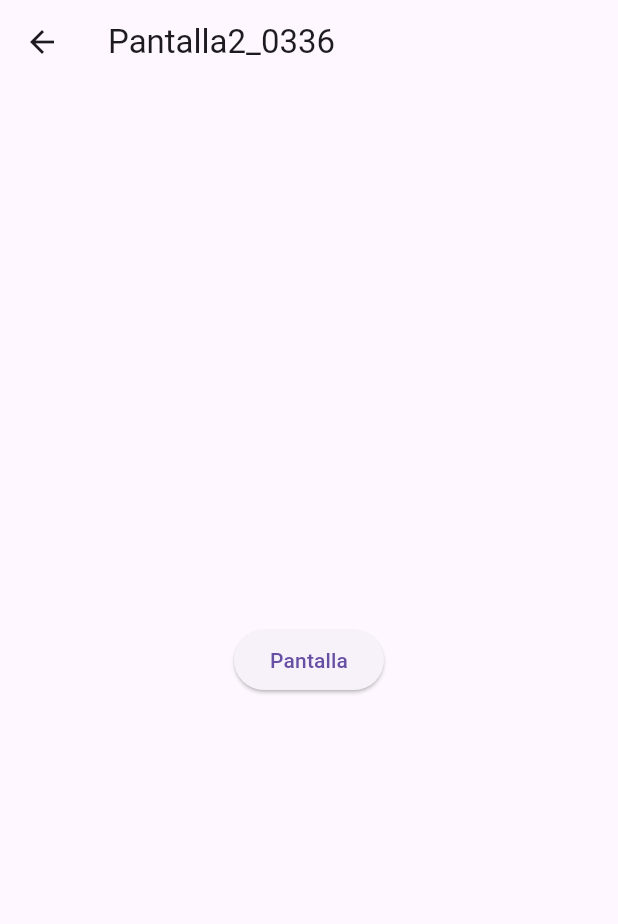
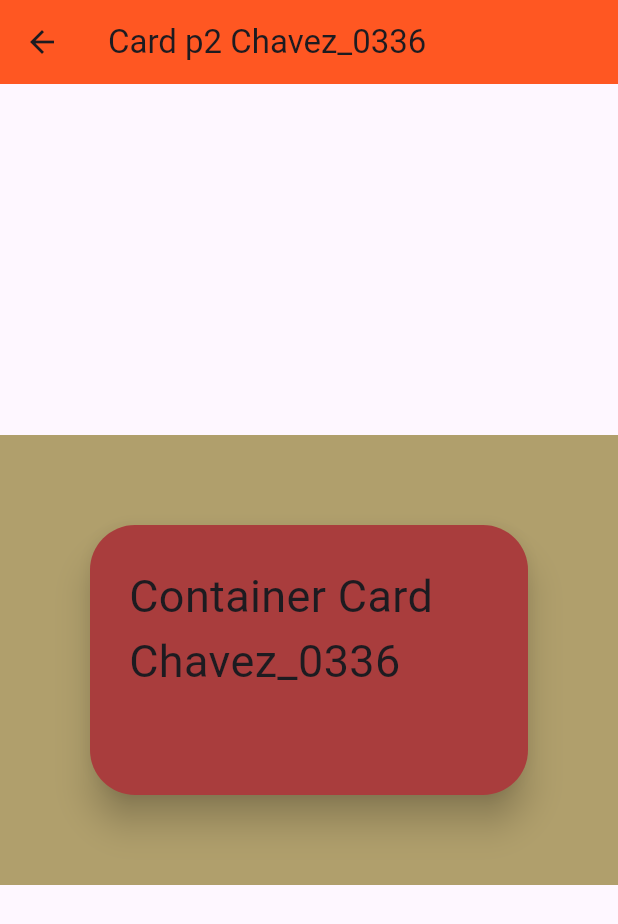
Before and after one commit to isaacChavezzz/p15RutasV2-0336, a Flutter app: the Pantalla2_0336 screen opened by its route, on a phone screen of 412 x 824 dp. Shown: the top 924 px of the screen. Run offline on Flutter 3.47's test engine with Material 3 defaults, Android fonts, the phone set to English and light mode, and no system bars.

```diff
--- a/lib/pantalla2_0336.dart
+++ b/lib/pantalla2_0336.dart
@@ -7,14 +7,30 @@ class Pantalla2_0336 extends StatelessWidget {
   Widget build(BuildContext context) {
     return Scaffold(
       appBar: AppBar(
-        title: const Text("Pantalla2_0336"),
-      ),
+          title: const Text("Card p2 Chavez_0336"),
+          backgroundColor: Colors.deepOrange),
       body: Center(
-        child: Column(
-          mainAxisAlignment: MainAxisAlignment.center,
-          children: [
-            ElevatedButton(onPressed: () {}, child: const Text("Pantalla"))
-          ],
+        //  Card with size
+        child: Container(
+          color: Color(0xffb09f6c),
+          width: double.infinity,
+          height: 300,
+          child: Card(
+            color: Color(0xffa93d3d),
+            shape:
+                RoundedRectangleBorder(borderRadius: BorderRadius.circular(30)),
+            elevation: 10,
+            margin: EdgeInsets.all(60),
+            child: Padding(
+              padding: EdgeInsets.all(26),
+              child: Text(
+                'Container Card Chavez_0336',
+                style: TextStyle(
+                  fontSize: 30,
+                ),
+              ),
+            ),
+          ),
         ),
       ),
     );
--- a/lib/pantallainicial_0336.dart
+++ b/lib/pantallainicial_0336.dart
@@ -7,7 +7,7 @@ class PantallaInicial0336 extends StatelessWidget {
   Widget build(BuildContext context) {
     return Scaffold(
       appBar: AppBar(
-        title: const Text('PantallaInicial0336'),
+        title: const Text('Card Container Chavez_0336'),
         backgroundColor: Colors.red,
       ),
       body: Center(
```
Also changed, not shown: lib/pantalla1_0336.dart (+11 -9 lines).
